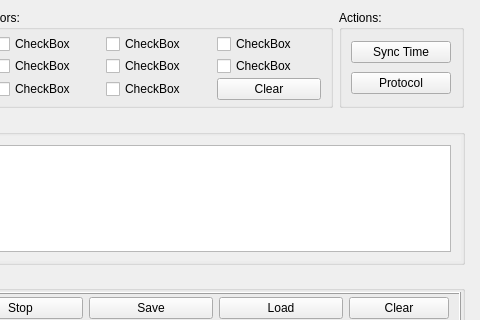
This is mainwindow.ui in spletcher1/PythonOptorigController as Qt 5 draws it before an edit; both pictures show x 463 to 943 and y 0 to 320 of the 943 by 860 pixel window. The edited form follows.
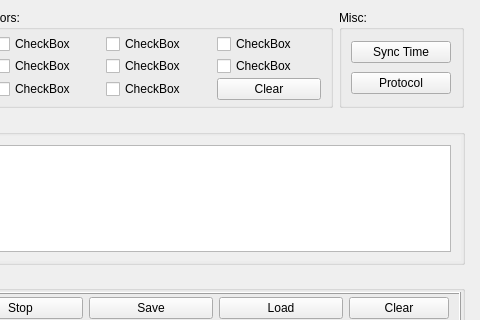
This is the edited form.

```diff
--- a/mainwindow.ui
+++ b/mainwindow.ui
@@ -389,7 +389,7 @@
           </size>
          </property>
          <property name="title">
-          <string>Actions:</string>
+          <string>Misc:</string>
          </property>
          <layout class="QVBoxLayout" name="verticalLayout_9">
           <property name="spacing">
```
